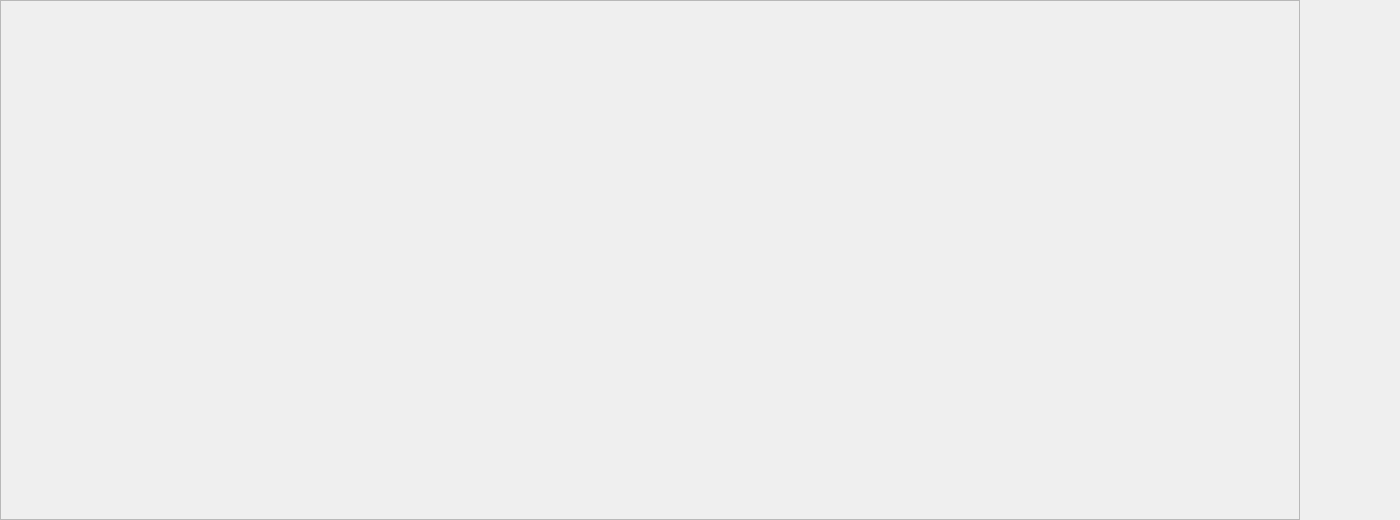
Before: the Qt Designer form startsoftwarewidget.ui in nhyilin/TJ_Launch, drawn with Qt 5.
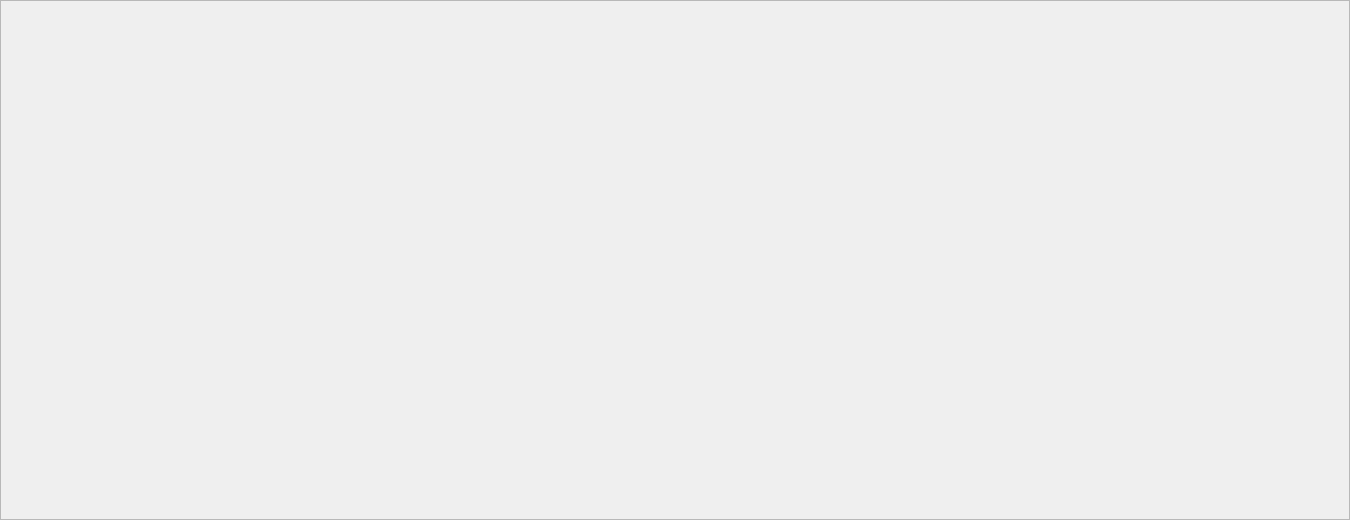
After: the same form once the commit is applied.

The edit to the form file:
```diff
--- a/startsoftwarewidget.ui
+++ b/startsoftwarewidget.ui
@@ -6,7 +6,7 @@
    <rect>
     <x>0</x>
     <y>0</y>
-    <width>1400</width>
+    <width>1350</width>
     <height>520</height>
    </rect>
   </property>
@@ -18,7 +18,7 @@
     <rect>
      <x>0</x>
      <y>0</y>
-     <width>1300</width>
+     <width>1350</width>
      <height>520</height>
     </rect>
    </property>
```
